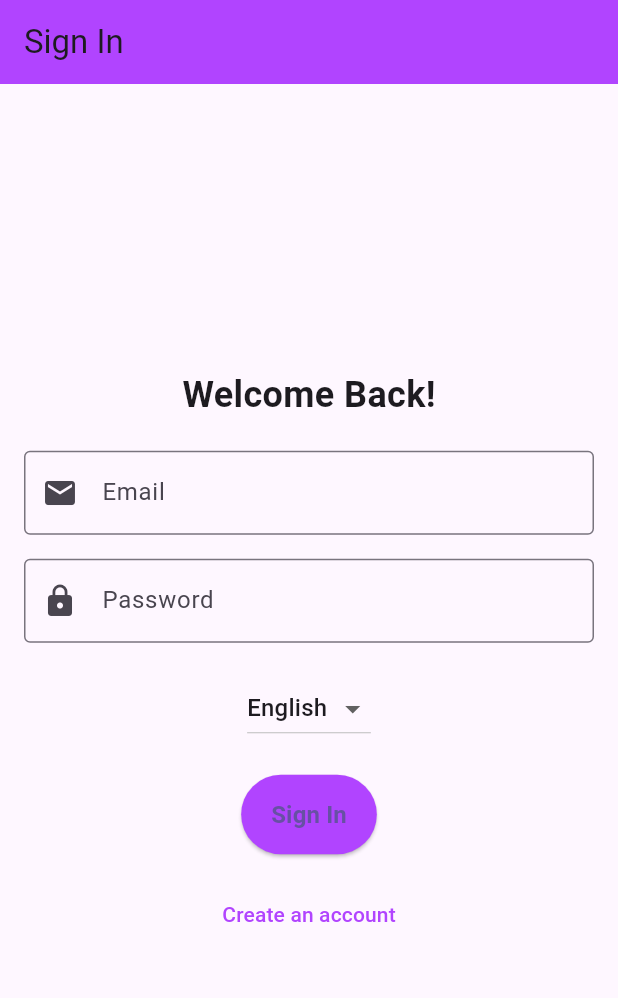
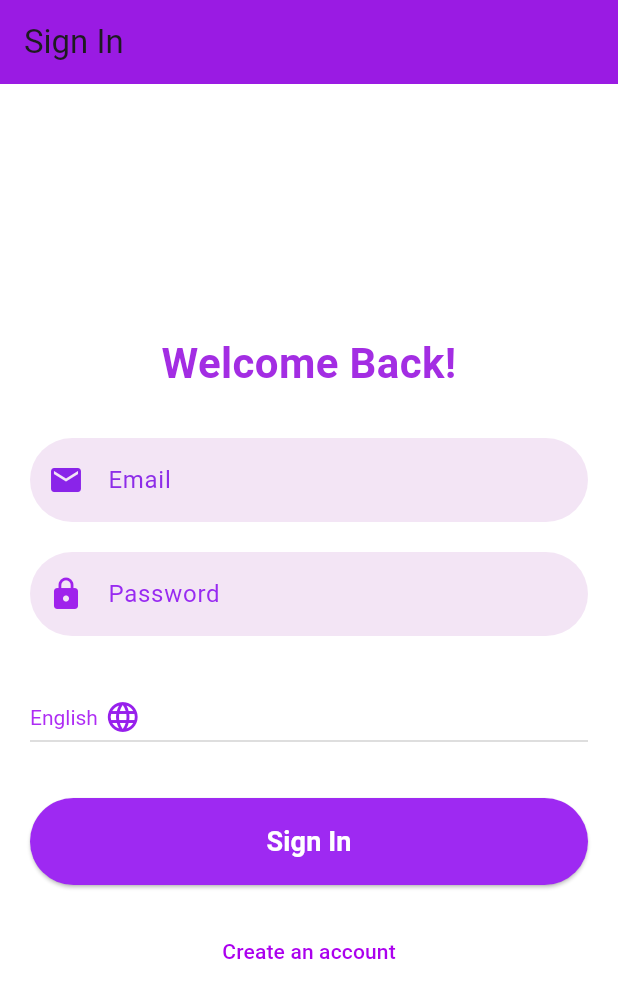
Before and after one commit to Bprathmesh/Notif-swift, a Flutter app: the screen it shows after launch, on a phone screen of 412 x 824 dp. Shown: the top 998 px of the screen. Run offline on Flutter 3.47's test engine with Material 3 defaults, Android fonts, the phone set to English and light mode, and no system bars; our stand-ins replace cloud_firestore, cloud_functions, firebase_auth, firebase_core, firebase_messaging, flutter_local_notifications and 3 more; accounts and stored records are empty.

Commit message:
Describe changes to sign_in_page.dart

```diff
--- a/lib/pages/sign_in_page.dart
+++ b/lib/pages/sign_in_page.dart
@@ -29,14 +29,10 @@ class _SignInPageState extends State<SignInPage> {
     try {
       final user = await _authService.signInWithEmailAndPassword(email, password);
       if (user != null) {
-        // Set the user's preferred language
         Provider.of<LanguageProvider>(context, listen: false).setLocale(Locale(_selectedLanguage));
-
-        // Navigate to HomePage if sign-in is successful
         Navigator.pushReplacementNamed(context, '/home');
       }
     } catch (e) {
-      // Handle sign-in errors
       ScaffoldMessenger.of(context).showSnackBar(
         SnackBar(
           content: Text('Sign-in error: $e'),
@@ -52,49 +48,67 @@ class _SignInPageState extends State<SignInPage> {
   @override
   Widget build(BuildContext context) {
     return Scaffold(
+      backgroundColor: Colors.white,
       appBar: AppBar(
         title: Text(S.of(context).signIn),
         elevation: 0,
-        backgroundColor: const Color.fromARGB(255, 177, 68, 255),
+        backgroundColor: const Color.fromARGB(255, 154, 27, 227), // Deep Purple
       ),
       body: Padding(
-        padding: const EdgeInsets.all(16.0),
+        padding: const EdgeInsets.all(20.0),
+        child: Center(
+          child: SingleChildScrollView(
             child: Column(
               mainAxisAlignment: MainAxisAlignment.center,
+              crossAxisAlignment: CrossAxisAlignment.stretch,
               children: [
                 Text(
                   S.of(context).welcomeBack,
-              style: const TextStyle(fontSize: 24, fontWeight: FontWeight.bold),
+                  style: const TextStyle(
+                    fontSize: 28,
+                    fontWeight: FontWeight.bold,
+                    color: Color.fromARGB(255, 163, 45, 227), // Purple
                   ),
-            const SizedBox(height: 20),
+                  textAlign: TextAlign.center,
+                ),
+                const SizedBox(height: 30),
                 TextField(
                   controller: _emailController,
                   decoration: InputDecoration(
                     labelText: S.of(context).email,
-                prefixIcon: const Icon(Icons.email),
-                border: const OutlineInputBorder(),
-                focusedBorder: const OutlineInputBorder(
-                  borderSide: BorderSide(color: Colors.blueAccent, width: 2.0),
+                    labelStyle: const TextStyle(color: Color.fromARGB(255, 141, 45, 232)),
+                    prefixIcon: const Icon(Icons.email, color: Color.fromARGB(255, 138, 36, 233)),
+                    filled: true,
+                    fillColor: Colors.purple[50],
+                    border: OutlineInputBorder(
+                      borderRadius: BorderRadius.circular(30),
+                      borderSide: BorderSide.none,
                     ),
                   ),
                   keyboardType: TextInputType.emailAddress,
+                  style: const TextStyle(color: Color.fromARGB(255, 150, 37, 231)),
                 ),
-            const SizedBox(height: 16),
+                const SizedBox(height: 20),
                 TextField(
                   controller: _passwordController,
                   decoration: InputDecoration(
                     labelText: S.of(context).password,
-                prefixIcon: const Icon(Icons.lock),
-                border: const OutlineInputBorder(),
-                focusedBorder: const OutlineInputBorder(
-                  borderSide: BorderSide(color: Color(0xD2FF4444), width: 2.0),
+                    labelStyle: const TextStyle(color: Color.fromARGB(255, 152, 42, 241)),
+                    prefixIcon: const Icon(Icons.lock, color: Color.fromARGB(255, 159, 34, 236)),
+                    filled: true,
+                    fillColor: Colors.purple[50],
+                    border: OutlineInputBorder(
+                      borderRadius: BorderRadius.circular(30),
+                      borderSide: BorderSide.none,
                     ),
                   ),
                   obscureText: true,
+                  style: const TextStyle(color: Color.fromARGB(255, 145, 21, 217)),
                 ),
-            const SizedBox(height: 20),
+                const SizedBox(height: 30),
                 DropdownButton<String>(
                   value: _selectedLanguage,
+                  dropdownColor: Colors.purple[50],
                   items: [
                     DropdownMenuItem(value: 'en', child: Text(S.of(context).english)),
                     DropdownMenuItem(value: 'es', child: Text(S.of(context).spanish)),
@@ -104,37 +118,45 @@ class _SignInPageState extends State<SignInPage> {
                       _selectedLanguage = newValue!;
                     });
                   },
+                  style: const TextStyle(color: Color.fromARGB(255, 174, 44, 244)),
+                  icon: const Icon(Icons.language, color: Color.fromARGB(255, 151, 32, 236)),
                 ),
-            const SizedBox(height: 20),
+                const SizedBox(height: 30),
                 _loading
-                ? const CircularProgressIndicator()
+                    ? const Center(child: CircularProgressIndicator())
                     : ElevatedButton(
                         onPressed: _signIn,
                         style: ElevatedButton.styleFrom(
-                      backgroundColor: const Color.fromARGB(255, 177, 68, 255),
-                      padding: const EdgeInsets.symmetric(vertical: 15, horizontal: 20),
+                          backgroundColor: const Color.fromARGB(255, 158, 41, 242), // Purple
+                          padding: const EdgeInsets.symmetric(vertical: 16),
                           shape: RoundedRectangleBorder(
                             borderRadius: BorderRadius.circular(30),
                           ),
                         ),
                         child: Text(
                           S.of(context).signIn,
-                      style: const TextStyle(fontSize: 16, fontWeight: FontWeight.bold),
+                          style: const TextStyle(
+                            fontSize: 18,
+                            fontWeight: FontWeight.bold,
+                            color: Colors.white,
                           ),
                         ),
-            const SizedBox(height: 16),
+                      ),
+                const SizedBox(height: 20),
                 TextButton(
                   onPressed: () {
                     Navigator.pushNamed(context, '/register');
                   },
                   style: TextButton.styleFrom(
-                foregroundColor: const Color.fromARGB(255, 177, 68, 255),
+                    foregroundColor: const Color.fromARGB(255, 171, 0, 238),
                   ),
                   child: Text(S.of(context).createAccount),
                 ),
               ],
             ),
           ),
+        ),
+      ),
     );
   }
 }
```
Lines whose indentation alone changed are shown as unchanged.
